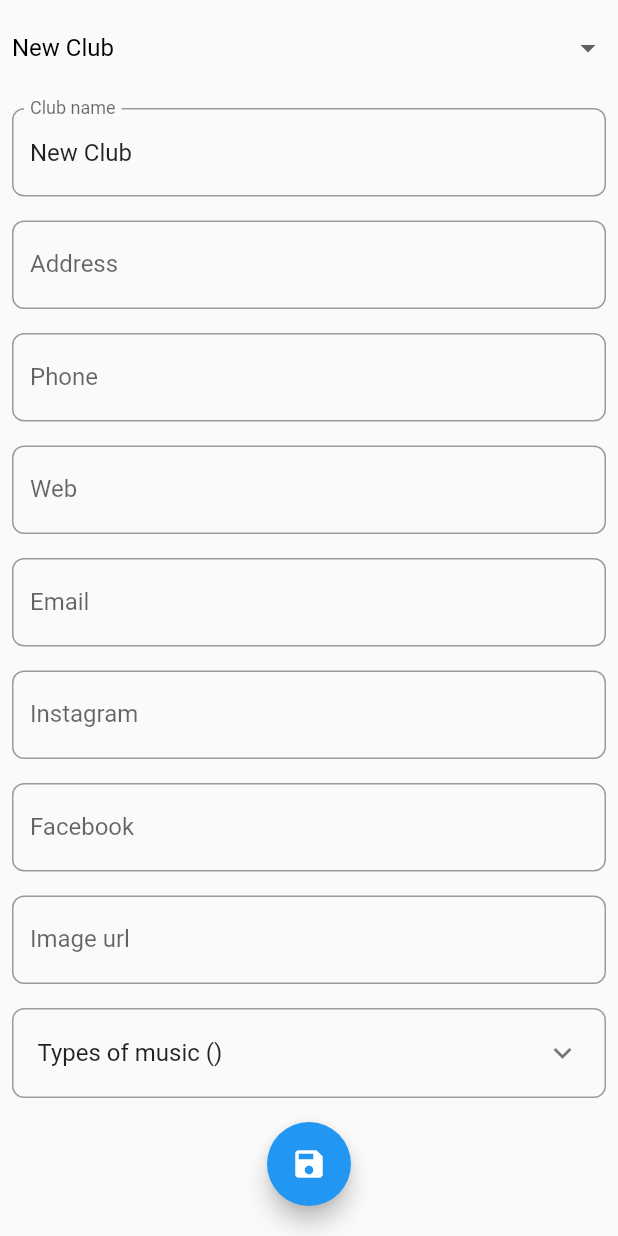
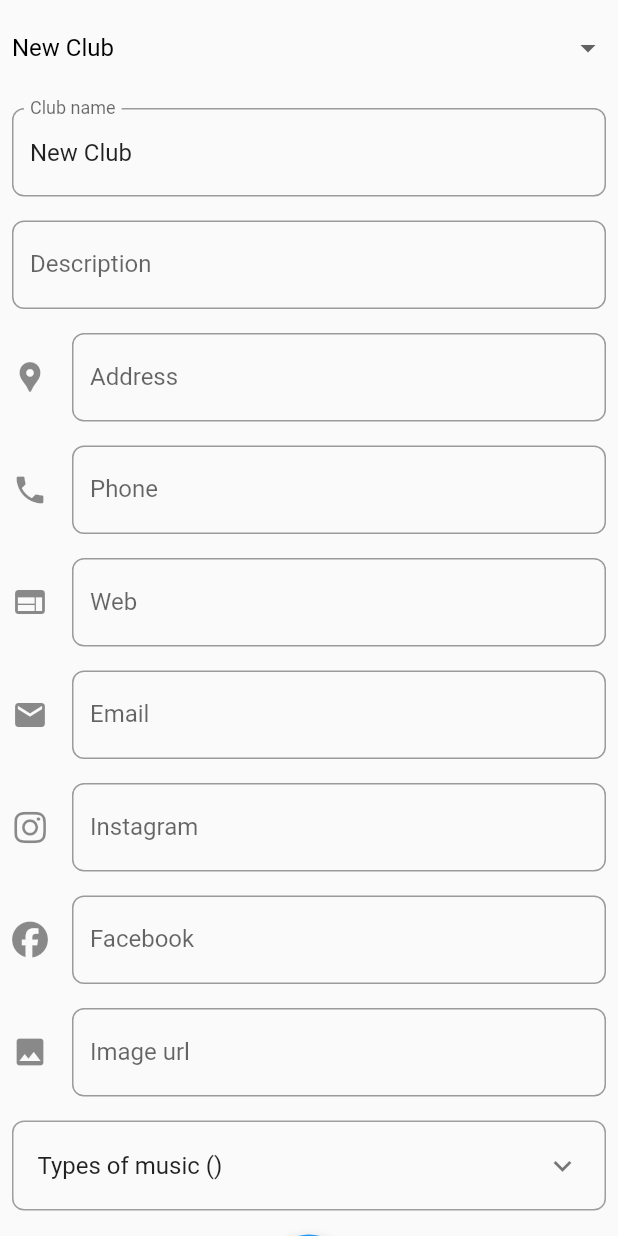
Before and after one commit to kfranic1/Nightlife, a Flutter app: the AdminPage widget shown alone on an empty page, opened directly, on a phone screen of 412 x 824 dp. Run offline on Flutter 3.47's test engine with Material 2 defaults, Android fonts, the phone set to English and light mode, and no system bars; our stand-ins replace cached_network_image, cloud_firestore, firebase_core, font_awesome_flutter, url_strategy; accounts and stored records are empty; statements that could not run were skipped.

Commit message:
Add `description` to `Club`
Also added icons to admin page for clarity

```diff
--- a/lib/helpers/club_creator.dart
+++ b/lib/helpers/club_creator.dart
@@ -10,6 +10,7 @@ class ClubCreator {
     Club club = Club(
         id: "a",
         name: "Club Roko",
+        description: '',
         location: "Jarunska ul. 5, Zagreb",
         review: Review(
           date: DateTime.now(),
--- a/lib/model/club.dart
+++ b/lib/model/club.dart
@@ -9,6 +9,7 @@ import 'review.dart';
 class Club {
   String id;
   String name;
+  String description;
   String location;
   String imageUrl;
   List<TypeOfMusic> typeOfMusic;
@@ -27,6 +28,7 @@ class Club {
   Club({
     required this.id,
     required this.name,
+    required this.description,
     required this.location,
     required this.typeOfMusic,
     required this.contacts,
@@ -38,6 +40,7 @@ class Club {
   Map<String, dynamic> toMap() {
     return {
       'name': name,
+      'description': description,
       'location': location,
       'typeOfMusic': typeOfMusic.map((e) => e.name),
       'contacts': contacts.map((key, value) => MapEntry(key.name, value)),
@@ -58,6 +61,7 @@ class Club {
     return Club(
         id: doc.id,
         name: data['name'],
+        description: data['description'],
         location: data['location'],
         typeOfMusic: (data['typeOfMusic'] as List<dynamic>).map((type) => TypeOfMusic.values.firstWhere((e) => e.name == type)).toList(),
         contacts: (data['contacts'] as Map<String, dynamic>).map(
--- a/lib/pages/admin_page.dart
+++ b/lib/pages/admin_page.dart
@@ -19,6 +19,7 @@ class _AdminPageState extends State<AdminPage> {
   Club _club = Club(
     id: '',
     name: 'New Club',
+    description: '',
     location: '',
     typeOfMusic: [],
     contacts: {for (var element in Contact.values) element: ""},
@@ -53,7 +54,10 @@ class _AdminPageState extends State<AdminPage> {
             style: const TextStyle(color: Colors.black),
             underline: Container(),
             focusColor: Colors.transparent,
-            onChanged: (Club? club) => setState(() => _club = club!),
+            onChanged: (Club? club) => setState(() {
+              _formKey.currentState!.reset();
+              _club = club!;
+            }),
             items: clubs
                 .map((club) => DropdownMenuItem<Club>(
                       value: club,
@@ -77,40 +81,52 @@ class _AdminPageState extends State<AdminPage> {
             validate: true,
           ),
           ClubTextField(
+            labelText: "Description",
+            initialValue: _club.description,
+            onChanged: (value) => _club.description = value,
+          ),
+          ClubTextField(
             labelText: 'Address',
             initialValue: _club.location,
             onChanged: (value) => _club.location = value,
             validate: true,
+            icon: const Icon(Icons.location_pin),
           ),
           ClubTextField(
             labelText: 'Phone',
             initialValue: _club.contacts[Contact.phone] ?? '',
             onChanged: (value) => _club.contacts[Contact.phone] = value,
+            icon: Icon(Contact.phone.icon),
           ),
           ClubTextField(
             labelText: 'Web',
             initialValue: _club.contacts[Contact.web] ?? '',
             onChanged: (value) => _club.contacts[Contact.web] = value,
+            icon: const Icon(Icons.web),
           ),
           ClubTextField(
             labelText: 'Email',
             initialValue: _club.contacts[Contact.email] ?? '',
             onChanged: (value) => _club.contacts[Contact.email] = value,
+            icon: const Icon(Icons.email),
           ),
           ClubTextField(
             labelText: 'Instagram',
             initialValue: _club.contacts[Contact.instagram] ?? '',
             onChanged: (value) => _club.contacts[Contact.instagram] = value,
+            icon: Icon(Contact.instagram.icon),
           ),
           ClubTextField(
             labelText: 'Facebook',
             initialValue: _club.contacts[Contact.facebook] ?? '',
             onChanged: (value) => _club.contacts[Contact.facebook] = value,
+            icon: Icon(Contact.facebook.icon),
           ),
           ClubTextField(
             labelText: 'Image url',
             initialValue: _club.imageUrl,
             onChanged: (value) => _club.imageUrl = value,
+            icon: const Icon(Icons.image),
           ),
           Container(
             decoration: BoxDecoration(
@@ -157,10 +173,9 @@ class _AdminPageState extends State<AdminPage> {
                         if (context.mounted) ScaffoldMessenger.of(context).showSnackBar(const SnackBar(content: Text('Operation successful')));
                       } catch (error) {
                         ScaffoldMessenger.of(context).showSnackBar(SnackBar(content: Text('An error occurred: ${error.toString()}')));
-                      } finally {
-                        setState(() => loading = false);
                       }
                     }
+                    setState(() => loading = false);
                   },
             child: loading ? const CircularProgressIndicator() : const Icon(Icons.save),
           ),
@@ -180,11 +195,13 @@ class ClubTextField extends StatefulWidget {
   final String initialValue;
   final void Function(String)? onChanged;
   final bool validate;
+  final Icon? icon;
 
   const ClubTextField({
     Key? key,
     required this.labelText,
     required this.initialValue,
+    this.icon,
     this.onChanged,
     this.validate = false,
   }) : super(key: key);
@@ -205,7 +222,11 @@ class _ClubTextFieldState extends State<ClubTextField> {
   @override
   void didUpdateWidget(ClubTextField oldWidget) {
     super.didUpdateWidget(oldWidget);
-    _controller.text = widget.initialValue;
+    if (widget.initialValue != oldWidget.initialValue) {
+      WidgetsBinding.instance.addPostFrameCallback((_) {
+        _controller.text = widget.initialValue;
+      });
+    }
   }
 
   @override
@@ -213,6 +234,7 @@ class _ClubTextFieldState extends State<ClubTextField> {
     return TextFormField(
       controller: _controller,
       decoration: InputDecoration(
+        icon: widget.icon,
         labelText: widget.labelText,
         border: OutlineInputBorder(borderRadius: BorderRadius.circular(8.0)),
       ),
```
